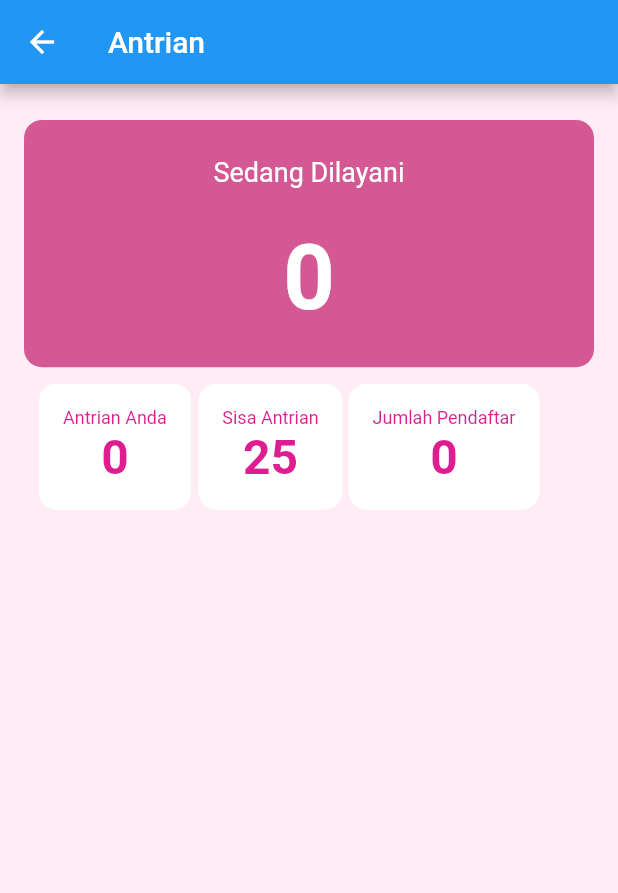
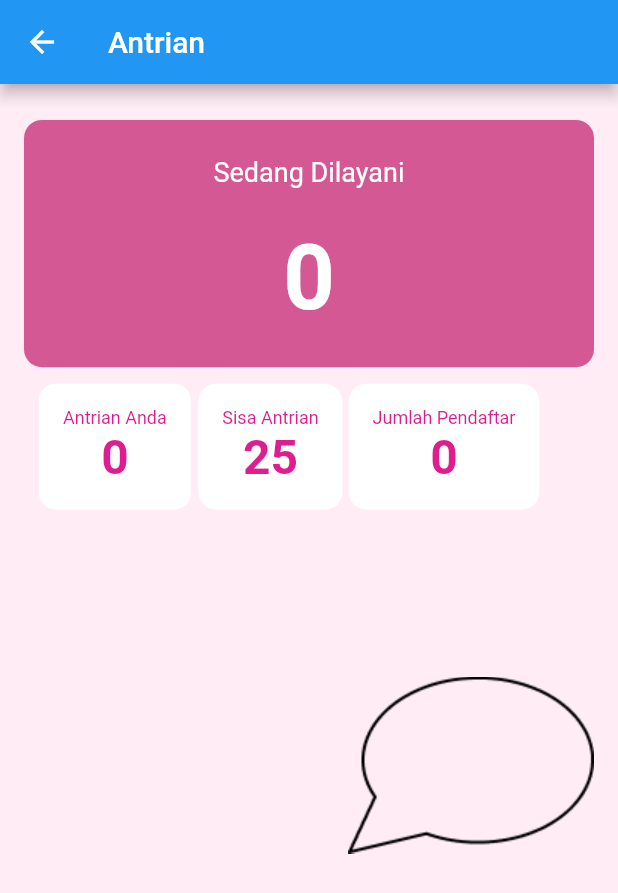
Before and after one commit to ddddddwwwwiiiaap/055_AplikasiPendaftaranKlinik, a Flutter app: the AntrianPages screen opened directly with empty values, on a phone screen of 412 x 824 dp. Shown: the top 893 px of the screen. Run offline on Flutter 3.47's test engine with Material 2 defaults, Android fonts, the light colour scheme and no system bars; our stand-ins replace cloud_firestore, date_format, firebase_auth, firebase_core; accounts and stored records are empty.

Commit message:
add buildEllipse to antrian view

```diff
--- a/lib/view/pasien/antrian.dart
+++ b/lib/view/pasien/antrian.dart
@@ -46,6 +46,7 @@ class _AntrianPagesState extends State<AntrianPages> {
         child: Stack(
           children: [
             buildItemAntrian(size),
+            buildEllipse(),
           ],
         ),
       ),
@@ -55,7 +56,6 @@ class _AntrianPagesState extends State<AntrianPages> {
   Widget buildItemAntrian(Size size) {
     return Column(
       children: [
-
         Container(
           margin: const EdgeInsets.fromLTRB(16, 24, 16, 10),
           width: size.width,
@@ -80,7 +80,6 @@ class _AntrianPagesState extends State<AntrianPages> {
             ],
           ),
         ),
-
         Row(
           children: [
             Container(
@@ -191,4 +190,23 @@ class _AntrianPagesState extends State<AntrianPages> {
       ],
     );
   }
+
+  Widget buildEllipse() {
+    return Positioned(
+      child: Align(
+        alignment: Alignment.centerRight,
+        child: Container(
+          padding: const EdgeInsets.all(16),
+          child: Stack(
+            children: [
+              Padding(
+                padding: const EdgeInsets.only(top: 140),
+                child: Image.asset("assets/ellipse/ellipse5.png"),
+              ),
+            ],
+          ),
+        ),
+      ),
+    );
   }
+}
```
Lines whose indentation alone changed are shown as unchanged.
